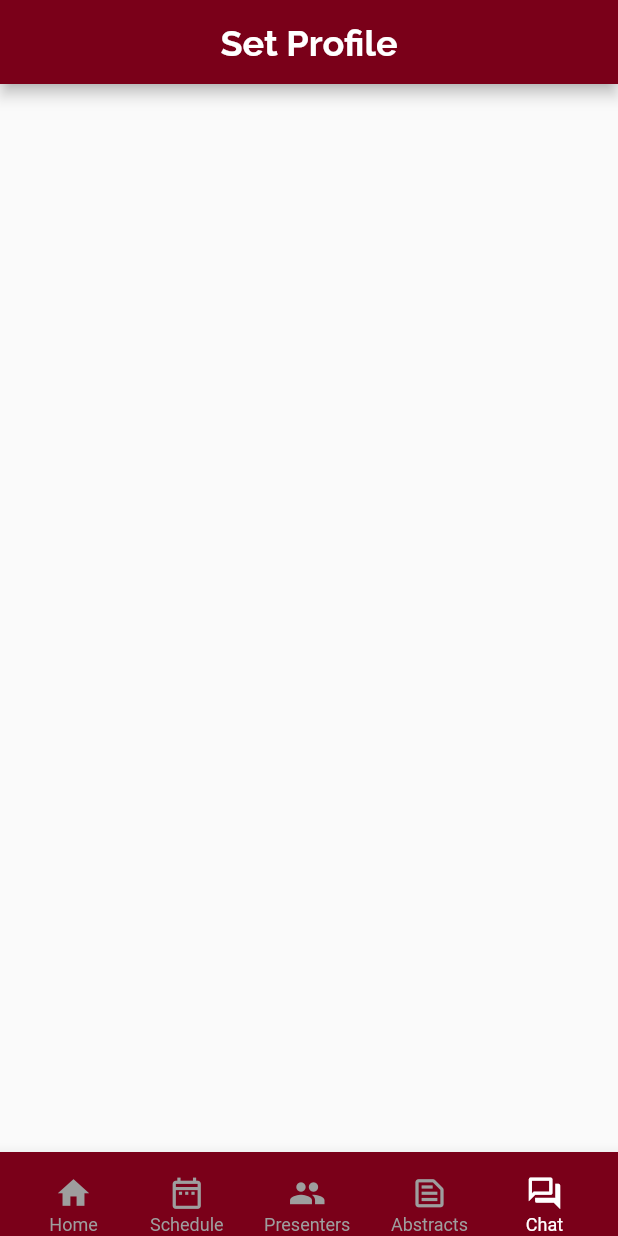
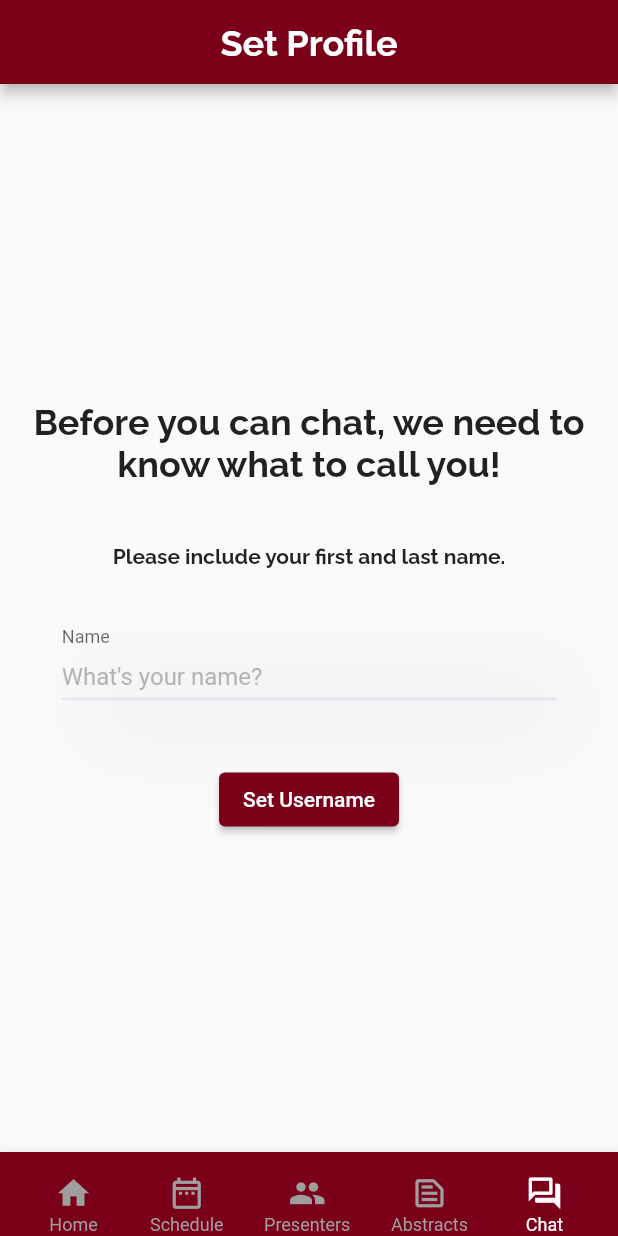
Before and after one commit to mfpullen22/iccc, a Flutter app: the SetProfilePage screen opened directly, on a phone screen of 412 x 824 dp. Run offline on Flutter 3.47's test engine with Material 2 defaults, Android fonts, the phone set to English and light mode, and no system bars; our stand-ins replace cloud_firestore, firebase_auth, firebase_core, flutter_riverpod, google_fonts; missing offline and left inert: flutterfire_ui; accounts and stored records are empty.

Commit message:
Finalized chat and setting username

```diff
--- a/lib/pages/set_profile.dart
+++ b/lib/pages/set_profile.dart
@@ -1,13 +1,19 @@
+import 'package:firebase_auth/firebase_auth.dart';
 import "package:flutter/material.dart";
 import 'package:google_fonts/google_fonts.dart';
+import 'package:iccc_app/models/user_data.dart';
+import 'package:iccc_app/pages/chat_main_page.dart';
 import 'package:iccc_app/widgets/bottom_navbar.dart';
+import "package:iccc_app/providers.dart";
+import 'package:flutter_riverpod/flutter_riverpod.dart';
 
-class SetProfilePage extends StatelessWidget {
+class SetProfilePage extends ConsumerWidget {
   const SetProfilePage({Key? key}) : super(key: key);
 
   @override
-  Widget build(BuildContext context) {
+  Widget build(BuildContext context, ref) {
     var username = TextEditingController();
+    var user = FirebaseAuth.instance.currentUser;
     return SafeArea(
       child: Scaffold(
         appBar: AppBar(
@@ -19,7 +25,42 @@ class SetProfilePage extends StatelessWidget {
         ),
         body: Center(
           child: Column(
-            children: const [],
+            mainAxisAlignment: MainAxisAlignment.center,
+            crossAxisAlignment: CrossAxisAlignment.center,
+            children: [
+              Text("Before you can chat, we need to know what to call you!",
+                  textAlign: TextAlign.center,
+                  style: GoogleFonts.raleway(
+                      fontSize: 24, fontWeight: FontWeight.bold)),
+              const SizedBox(
+                height: 40,
+              ),
+              Text("Please include your first and last name.",
+                  textAlign: TextAlign.center,
+                  style: GoogleFonts.raleway(
+                      fontSize: 14, fontWeight: FontWeight.bold)),
+              const SizedBox(
+                height: 40,
+              ),
+              CustomInputFieldFb1(
+                  inputController: username,
+                  hintText: "What's your name?",
+                  labelText: "Name"),
+              const SizedBox(
+                height: 40,
+              ),
+              ElevatedButton(
+                  onPressed: () {
+                    var newUser = UserData(
+                        name: username.text,
+                        uid: FirebaseAuth.instance.currentUser!.uid);
+                    ref.read(databaseProvider)!.addUser(newUser);
+                    user?.updateDisplayName(username.text);
+                    Navigator.of(context).push(MaterialPageRoute(
+                        builder: (context) => const ChatMainPage()));
+                  },
+                  child: const Text("Set Username"))
+            ],
           ),
         ),
         bottomNavigationBar: const BottomNavBarFb5(pageIndex: 4),
@@ -27,3 +68,65 @@ class SetProfilePage extends StatelessWidget {
     );
   }
 }
+
+class CustomInputFieldFb1 extends StatelessWidget {
+  final TextEditingController inputController;
+  final String hintText;
+  final Color primaryColor;
+  final String labelText;
+
+  const CustomInputFieldFb1(
+      {Key? key,
+      required this.inputController,
+      required this.hintText,
+      required this.labelText,
+      this.primaryColor = Colors.indigo})
+      : super(key: key);
+
+  @override
+  Widget build(BuildContext context) {
+    return Container(
+      width: MediaQuery.of(context).size.width * 0.8,
+      height: 50,
+      decoration: BoxDecoration(boxShadow: [
+        BoxShadow(
+            offset: const Offset(12, 26),
+            blurRadius: 50,
+            spreadRadius: 0,
+            color: Colors.grey.withOpacity(.1)),
+      ]),
+      child: TextField(
+        controller: inputController,
+/*         onChanged: (value) {
+          //Do something wi
+        }, */
+        keyboardType: TextInputType.emailAddress,
+        style: const TextStyle(fontSize: 16, color: Colors.black),
+        decoration: InputDecoration(
+          labelText: labelText,
+          floatingLabelBehavior: FloatingLabelBehavior.always,
+          filled: true,
+          hintText: hintText,
+          hintStyle: TextStyle(color: Colors.grey.withOpacity(.75)),
+          fillColor: Colors.transparent,
+          contentPadding:
+              const EdgeInsets.symmetric(vertical: 0.0, horizontal: 0.0),
+          border: UnderlineInputBorder(
+            borderSide:
+                BorderSide(color: primaryColor.withOpacity(.1), width: 2.0),
+          ),
+          focusedBorder: UnderlineInputBorder(
+            borderSide: BorderSide(color: primaryColor, width: 2.0),
+          ),
+          errorBorder: const UnderlineInputBorder(
+            borderSide: BorderSide(color: Colors.red, width: 2.0),
+          ),
+          enabledBorder: UnderlineInputBorder(
+            borderSide:
+                BorderSide(color: primaryColor.withOpacity(.1), width: 2.0),
+          ),
+        ),
+      ),
+    );
+  }
+}
```
Also changed, not shown: lib/pages/chat_main_page.dart (+1 -30 lines), lib/pages/home_page.dart (+9 -4 lines).
